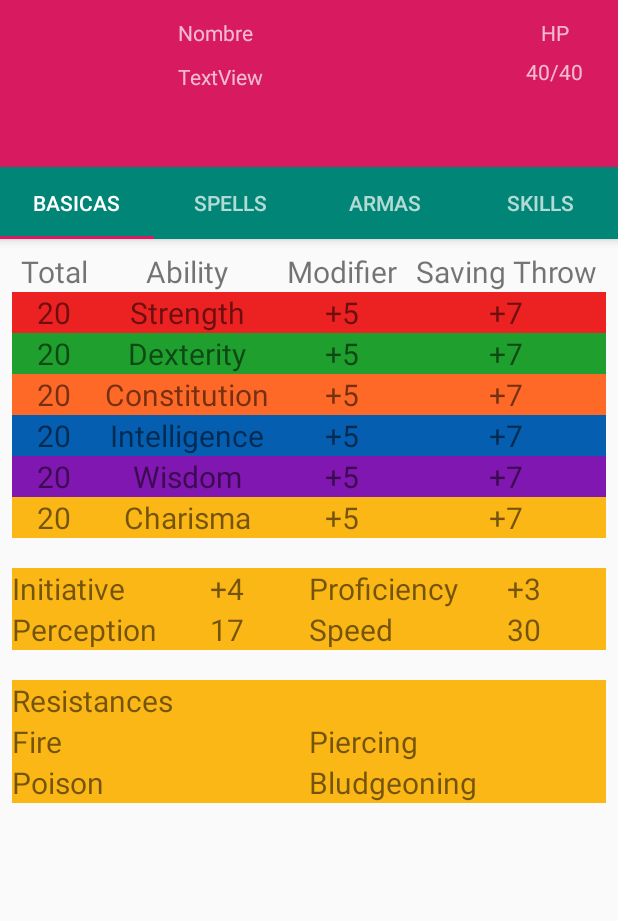
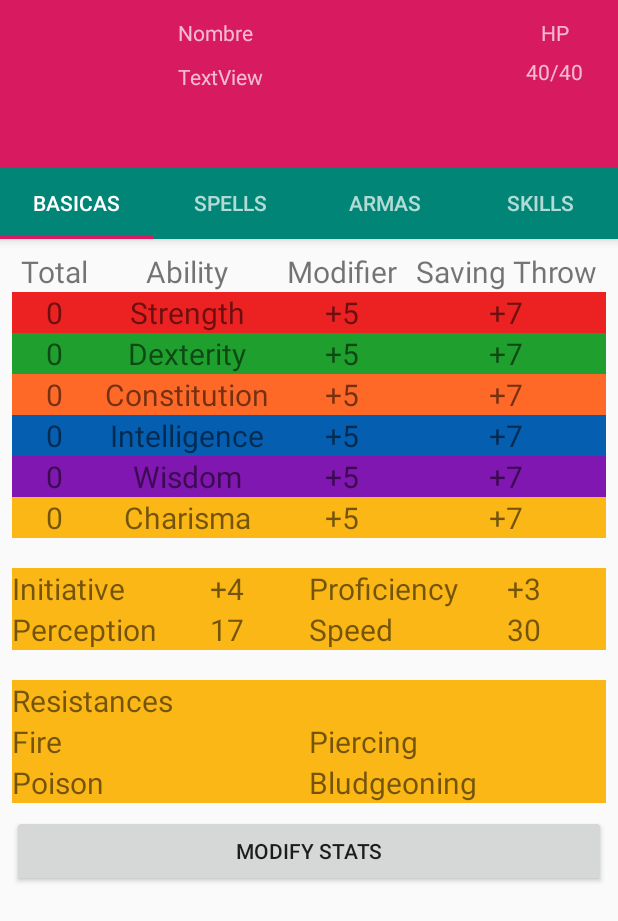
Before and after one commit to que-si-que-yo-acabo-este-ano/CM, an Android app: the screen it shows after launch (MainActivity), on a phone screen of 412 x 824 dp. Shown: the top 921 px of the screen. Run offline under Robolectric (Android 15) with nearby library versions, the light colour scheme and no system bars; libraries missing offline, so code that uses them is left out: com.beust.klaxon; 3 statements that could not run were skipped.

Commit message:
spells con hechizos aprendidos (modify true/false), stats modificables

```diff
--- a/app/src/main/java/com/example/iniciojsonkot/Character.kt
+++ b/app/src/main/java/com/example/iniciojsonkot/Character.kt
@@ -10,8 +10,8 @@
         lateinit var background: String
         lateinit var skillsProficiency: MutableSet<String>
         lateinit var skillsExpertise: MutableSet<String>
-        lateinit var spellsKnown: Map<Int,String>
-        lateinit var spellsPrepared: Map<Int,String>
+        lateinit var spellsKnown: MutableMap<Int,MutableSet<String>>
+        lateinit var spellsPrepared: MutableMap<Int,MutableSet<String>>
         lateinit var weaponsProficiency: MutableSet<String>
         lateinit var armorsProficiency: MutableSet<String>
         lateinit var toolsProficiency: MutableSet<String>
--- a/app/src/main/java/com/example/iniciojsonkot/Frag1K.kt
+++ /dev/null
@@ -1,18 +0,0 @@
-package com.example.iniciojsonkot
-
-import android.os.Bundle
-import android.support.v4.app.Fragment
-import android.view.LayoutInflater
-import android.view.View
-import android.view.ViewGroup
-import com.example.iniciojsonkot.R
-
-class Frag1K : Fragment() {
-    override fun onCreateView(inflater: LayoutInflater, container: ViewGroup?, savedInstanceState: Bundle?): View? {
-
-        return inflater.inflate(R.layout.stats_and_saves, container, false)
-    }
-
-
-
-}
--- a/app/src/main/java/com/example/iniciojsonkot/MainActivity.kt
+++ b/app/src/main/java/com/example/iniciojsonkot/MainActivity.kt
@@ -1,6 +1,7 @@
 package com.example.iniciojsonkot
 
 import android.content.Context
+import android.os.AsyncTask
 import android.support.design.widget.TabLayout
 import android.support.v7.app.AppCompatActivity
 
@@ -8,6 +9,8 @@
 import android.support.v4.app.FragmentManager
 import android.support.v4.app.FragmentPagerAdapter
 import android.os.Bundle
+import com.beust.klaxon.JsonObject
+import com.beust.klaxon.Parser
 import com.example.iniciojsonkot.Global.Companion.basicitems
 import com.example.iniciojsonkot.Global.Companion.items
 import com.example.iniciojsonkot.Global.Companion.spells
@@ -16,6 +19,7 @@
 import java.io.BufferedReader
 import java.io.InputStreamReader
 import java.lang.StringBuilder
+import java.net.URL
 
 
 class MainActivity : AppCompatActivity() {
@@ -45,6 +49,13 @@
 
         container.addOnPageChangeListener(TabLayout.TabLayoutOnPageChangeListener(tabs))
         tabs.addOnTabSelectedListener(TabLayout.ViewPagerOnTabSelectedListener(container))
+
+        // Inicializar Character.spellsKnown
+        Character.spellsKnown = mutableMapOf()
+        for(i in 0..9){
+            var set:MutableSet<String> = mutableSetOf()
+            Character.spellsKnown.put(i,set)
+        }
 
 
     }
@@ -81,10 +92,10 @@
             var frag: Fragment? = null
 
             when (position) {
-                0 -> frag = Frag1K()
+                0 -> frag = StatsSavesResistancesFragment()
                 1 -> frag = SpellsFragment()
                 2 -> frag = Frag3K()
-                3 -> frag = Frag1K()
+                3 -> frag = StatsSavesResistancesFragment()
             }
             return frag!!
         }
@@ -97,28 +108,23 @@
     }
 
 
+    class DownloadGit : AsyncTask<String, Void, JsonObject>(){
+        override fun doInBackground(vararg params: String?): JsonObject {
+            val gitJson = URL(params[0]).readText()
+            val stringBuilder = StringBuilder(gitJson)
+            val parser = Parser.default()
+            return parser.parse(stringBuilder) as JsonObject
+        }
+
+        override fun onPostExecute(result: JsonObject?) {
+            super.onPostExecute(result)
+        }
+    }
 
     fun loadDataFromGit(){
-        spells = ModifyStatsActivity.DownloadGit().execute("https://raw.githubusercontent.com/TheGiddyLimit/TheGiddyLimit.github.io/master/data/spells/spells-phb.json").get()
-        basicitems = ModifyStatsActivity.DownloadGit().execute("https://raw.githubusercontent.com/TheGiddyLimit/TheGiddyLimit.github.io/master/data/basicitems.json").get()
-        items = ModifyStatsActivity.DownloadGit().execute("https://raw.githubusercontent.com/TheGiddyLimit/TheGiddyLimit.github.io/master/data/items.json").get()
-
-
-        /*val file = File("prueba.json")
-        file.createNewFile()
-        File("prueba.json").writeText("{}")*/
-        val prueba = openFileOutput("dondeEsta.json", Context.MODE_PRIVATE)
-        prueba.use {
-            prueba.write("DONDE ESTÁS ==========================================================".toByteArray())
-        }
-        val fileInputStream = openFileInput("dondeEsta.json")
-        val inputStream = InputStreamReader(fileInputStream)
-        val buffered = BufferedReader(inputStream)
-        val stringBuilder = StringBuilder()
-
-        stringBuilder.append(buffered.readText())
-        println("==========")
-        println(stringBuilder.toString())
+        spells = DownloadGit().execute("https://raw.githubusercontent.com/TheGiddyLimit/TheGiddyLimit.github.io/master/data/spells/spells-phb.json").get()
+        basicitems = DownloadGit().execute("https://raw.githubusercontent.com/TheGiddyLimit/TheGiddyLimit.github.io/master/data/basicitems.json").get()
+        items = DownloadGit().execute("https://raw.githubusercontent.com/TheGiddyLimit/TheGiddyLimit.github.io/master/data/items.json").get()
     }
 
     /**
--- /dev/null
+++ b/app/src/main/java/com/example/iniciojsonkot/StatsSavesResistancesFragment.kt
@@ -0,0 +1,41 @@
+package com.example.iniciojsonkot
+
+import android.content.Intent
+import android.os.Bundle
+import android.support.v4.app.Fragment
+import android.view.LayoutInflater
+import android.view.View
+import android.view.ViewGroup
+import kotlinx.android.synthetic.main.stats_saves_resistances.view.*
+
+class StatsSavesResistancesFragment : Fragment() {
+    private lateinit var viewOfLayout: View
+
+    override fun onCreateView(inflater: LayoutInflater, container: ViewGroup?, savedInstanceState: Bundle?): View? {
+        viewOfLayout = inflater!!.inflate(R.layout.stats_saves_resistances, container, false)
+
+        viewOfLayout.button3.setOnClickListener(object : View.OnClickListener {
+            override fun onClick(v: View) {
+                val modifyStatsIntent = Intent(context, ModifyStatsActivity::class.java)
+                startActivity(modifyStatsIntent)
+            }
+        })
+
+
+
+        return viewOfLayout
+    }
+
+    override fun onResume() {
+        super.onResume()
+        viewOfLayout.strTotal.text = Character.strength.toString()
+        viewOfLayout.dexTotal.text = Character.dexterity.toString()
+        viewOfLayout.conTotal.text = Character.constitution.toString()
+        viewOfLayout.intTotal.text = Character.intelligence.toString()
+        viewOfLayout.wisTotal.text = Character.wisdom.toString()
+        viewOfLayout.chaTotal.text = Character.charisma.toString()
+    }
+
+
+
+}
--- a/app/src/main/res/layout/stats_and_saves.xml
+++ b/app/src/main/res/layout/stats_saves_resistances.xml
@@ -16,7 +16,8 @@
                 android:orientation="vertical"
                 android:layout_width="wrap_content"
                 android:layout_height="wrap_content"
-                android:layout_weight="1">
+                android:layout_weight="1"
+                android:id="@+id/totalStatsColumn">
 
             <TextView
                     android:text="Total"
@@ -24,55 +25,49 @@
                     android:layout_height="wrap_content"
                     android:textAlignment="center"
                     android:textSize="20sp"
-                    android:id="@+id/abilityTotalText0"/>
+                    android:id="@+id/abilityTotalText"/>
             <TextView
-                    android:text="20"
                     android:layout_width="match_parent"
                     android:layout_height="wrap_content"
                     android:textAlignment="center"
                     android:textSize="20sp"
                     android:background="#ec2121"
-                    android:id="@+id/strTotal0"/>
+                    android:id="@+id/strTotal"/>
             <TextView
-                    android:text="20"
                     android:layout_width="match_parent"
                     android:layout_height="wrap_content"
                     android:textAlignment="center"
                     android:textSize="20sp"
                     android:background="#1f9f2e"
-                    android:id="@+id/dexTotal0"/>
+                    android:id="@+id/dexTotal"/>
             <TextView
-                    android:text="20"
                     android:layout_width="match_parent"
                     android:layout_height="wrap_content"
                     android:textAlignment="center"
                     android:textSize="20sp"
                     android:background="#ff6928"
-                    android:id="@+id/conTotal0"/>
+                    android:id="@+id/conTotal"/>
             <TextView
-                    android:text="20"
                     android:layout_width="match_parent"
                     android:layout_height="wrap_content"
                     android:textAlignment="center"
                     android:textSize="20sp"
                     android:background="#055eb0"
-                    android:id="@+id/intTotal0"/>
+                    android:id="@+id/intTotal"/>
             <TextView
-                    android:text="20"
                     android:layout_width="match_parent"
                     android:layout_height="wrap_content"
                     android:textAlignment="center"
                     android:textSize="20sp"
                     android:background="#8017b0"
-                    android:id="@+id/wisTotal0"/>
+                    android:id="@+id/wisTotal"/>
             <TextView
-                    android:text="20"
                     android:layout_width="match_parent"
                     android:layout_height="wrap_content"
                     android:textAlignment="center"
                     android:textSize="20sp"
                     android:background="#fbb716"
-                    android:id="@+id/chaTotal0"/>
+                    android:id="@+id/chaTotal"/>
 
         </LinearLayout>
 
@@ -88,7 +83,7 @@
                     android:layout_height="wrap_content"
                     android:textAlignment="center"
                     android:textSize="20sp"
-                    android:id="@+id/abilityText0"/>
+                    android:id="@+id/abilityText"/>
             <TextView
                     android:text="Strength"
                     android:layout_width="match_parent"
@@ -96,7 +91,7 @@
                     android:textAlignment="center"
                     android:textSize="20sp"
                     android:background="#ec2121"
-                    android:id="@+id/strText0"/>
+                    android:id="@+id/strText"/>
             <TextView
                     android:text="Dexterity"
                     android:layout_width="match_parent"
@@ -104,7 +99,7 @@
                     android:textAlignment="center"
                     android:textSize="20sp"
                     android:background="#1f9f2e"
-                    android:id="@+id/dexText0"/>
+                    android:id="@+id/dexText"/>
             <TextView
                     android:text="Constitution"
                     android:layout_width="match_parent"
@@ -112,7 +107,7 @@
                     android:textAlignment="center"
                     android:textSize="20sp"
                     android:background="#ff6928"
-                    android:id="@+id/conText0"/>
+                    android:id="@+id/conText"/>
             <TextView
                     android:text="Intelligence"
                     android:layout_width="match_parent"
@@ -120,7 +115,7 @@
                     android:textAlignment="center"
                     android:textSize="20sp"
                     android:background="#055eb0"
-                    android:id="@+id/intText0"/>
+                    android:id="@+id/intText"/>
             <TextView
                     android:text="Wisdom"
                     android:layout_width="match_parent"
@@ -128,7 +123,7 @@
                     android:textAlignment="center"
                     android:textSize="20sp"
                     android:background="#8017b0"
-                    android:id="@+id/wisText0"/>
+                    android:id="@+id/wisText"/>
             <TextView
                     android:text="Charisma"
                     android:layout_width="match_parent"
@@ -136,7 +131,7 @@
                     android:textAlignment="center"
                     android:textSize="20sp"
                     android:background="#fbb716"
-                    android:id="@+id/chaText0"/>
+                    android:id="@+id/chaText"/>
 
 
         </LinearLayout>
@@ -153,7 +148,7 @@
                     android:layout_height="wrap_content"
                     android:textAlignment="center"
                     android:textSize="20sp"
-                    android:id="@+id/abilityModText0"/>
+                    android:id="@+id/abilityModText"/>
             <TextView
                     android:text="+5"
                     android:layout_width="match_parent"
@@ -161,7 +156,7 @@
                     android:textAlignment="center"
                     android:textSize="20sp"
                     android:background="#ec2121"
-                    android:id="@+id/strMod0"/>
+                    android:id="@+id/strMod"/>
             <TextView
                     android:text="+5"
                     android:layout_width="match_parent"
@@ -169,7 +164,7 @@
                     android:textAlignment="center"
                     android:textSize="20sp"
                     android:background="#1f9f2e"
-                    android:id="@+id/dexMod0"/>
+                    android:id="@+id/dexMod"/>
             <TextView
                     android:text="+5"
                     android:layout_width="match_parent"
@@ -177,7 +172,7 @@
                     android:textAlignment="center"
                     android:textSize="20sp"
                     android:background="#ff6928"
-                    android:id="@+id/conMod0"/>
+                    android:id="@+id/conMod"/>
             <TextView
                     android:text="+5"
                     android:layout_width="match_parent"
@@ -185,7 +180,7 @@
                     android:textAlignment="center"
                     android:textSize="20sp"
                     android:background="#055eb0"
-                    android:id="@+id/intMod0"/>
+                    android:id="@+id/intMod"/>
             <TextView
                     android:text="+5"
                     android:layout_width="match_parent"
@@ -193,7 +188,7 @@
                     android:textAlignment="center"
                     android:textSize="20sp"
                     android:background="#8017b0"
-                    android:id="@+id/wisMod0"/>
+                    android:id="@+id/wisMod"/>
             <TextView
                     android:text="+5"
                     android:layout_width="match_parent"
@@ -201,7 +196,7 @@
                     android:textAlignment="center"
                     android:textSize="20sp"
                     android:background="#fbb716"
-                    android:id="@+id/chaMod0"/>
+                    android:id="@+id/chaMod"/>
 
         </LinearLayout>
 
@@ -217,7 +212,7 @@
                     android:layout_height="wrap_content"
                     android:textAlignment="center"
                     android:textSize="20sp"
-                    android:id="@+id/abilitySaveText0"/>
+                    android:id="@+id/abilitySaveText"/>
             <TextView
                     android:text="+7"
                     android:layout_width="match_parent"
@@ -225,7 +220,7 @@
                     android:textAlignment="center"
                     android:textSize="20sp"
                     android:background="#ec2121"
-                    android:id="@+id/strSave0"/>
+                    android:id="@+id/strSave"/>
             <TextView
                     android:text="+7"
                     android:layout_width="match_parent"
@@ -233,7 +228,7 @@
                     android:textAlignment="center"
                     android:textSize="20sp"
                     android:background="#1f9f2e"
-                    android:id="@+id/dexSave0"/>
+                    android:id="@+id/dexSave"/>
             <TextView
                     android:text="+7"
                     android:layout_width="match_parent"
@@ -241,7 +236,7 @@
                     android:textAlignment="center"
                     android:textSize="20sp"
                     android:background="#ff6928"
-                    android:id="@+id/conSave0"/>
+                    android:id="@+id/conSave"/>
             <TextView
                     android:text="+7"
                     android:layout_width="match_parent"
@@ -249,7 +244,7 @@
                     android:textAlignment="center"
                     android:textSize="20sp"
                     android:background="#055eb0"
-                    android:id="@+id/intSave0"/>
+                    android:id="@+id/intSave"/>
             <TextView
                     android:text="+7"
                     android:layout_width="match_parent"
@@ -257,7 +252,7 @@
                     android:textAlignment="center"
                     android:textSize="20sp"
                     android:background="#8017b0"
-                    android:id="@+id/wisSave0"/>
+                    android:id="@+id/wisSave"/>
             <TextView
                     android:text="+7"
                     android:layout_width="match_parent"
@@ -265,7 +260,7 @@
                     android:textAlignment="center"
                     android:textSize="20sp"
                     android:background="#fbb716"
-                    android:id="@+id/chaSave0"/>
+                    android:id="@+id/chaSave"/>
 
         </LinearLayout>
 
@@ -460,5 +455,13 @@
         </LinearLayout>
 
     </LinearLayout>
+    <Button
+            android:text="Modify stats"
+            android:layout_width="0dp"
+            android:layout_height="wrap_content"
+            android:id="@+id/button3" android:layout_marginTop="8dp"
+            app:layout_constraintTop_toBottomOf="@+id/resistancesLayout" app:layout_constraintEnd_toEndOf="parent"
+            android:layout_marginEnd="8dp" app:layout_constraintStart_toStartOf="parent"
+            android:layout_marginStart="8dp"/>
 
 </android.support.constraint.ConstraintLayout>
```
Also changed, not shown: app/src/main/java/com/example/iniciojsonkot/ModifyStatsActivity.kt (+25 -46 lines), app/src/main/java/com/example/iniciojsonkot/SelectSpellsActivity.kt (+5 -3 lines), app/src/main/java/com/example/iniciojsonkot/SpellsFragment.kt (+4 -7 lines), app/src/main/res/layout/modify_stats_layout.xml (+7 -7 lines).
